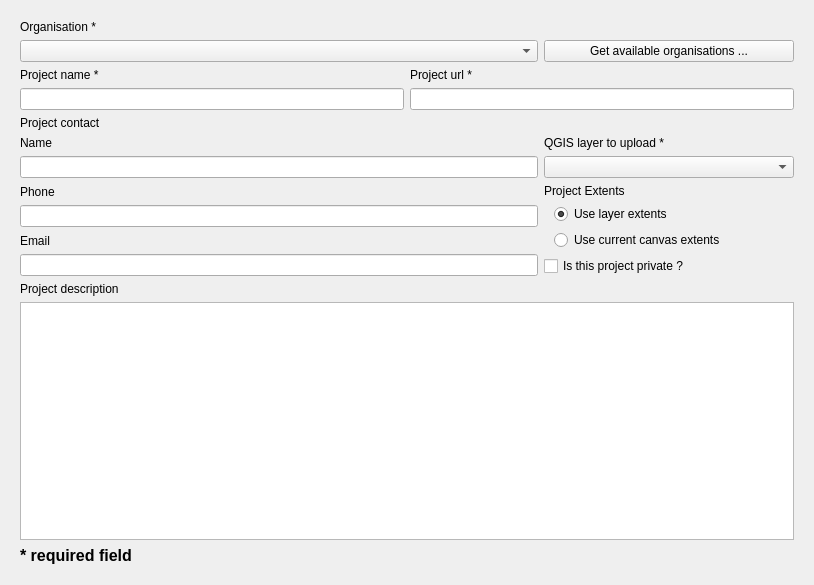
Old version of the form cadasta/gui/ui/wizard/step_project_creation01.ui in the repository Cadasta/cadasta-qgis-plugin.
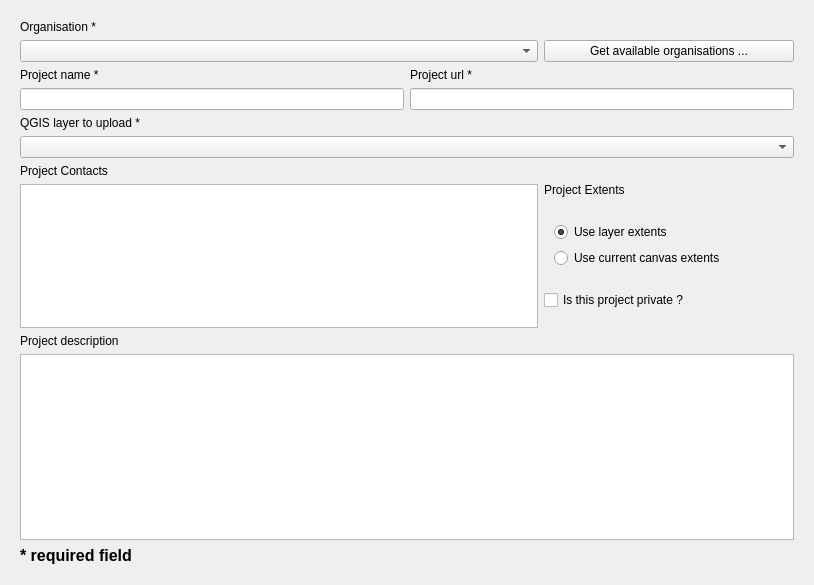
New version of the form. Custom widgets are drawn as their Qt base class.

Commit message:
Add contact multiple selection list
Formatting variables

```diff
--- a/cadasta/gui/ui/wizard/step_project_creation01.ui
+++ b/cadasta/gui/ui/wizard/step_project_creation01.ui
@@ -103,24 +103,16 @@
          </item>
         </layout>
        </item>
-       <item>
-        <widget class="QLabel" name="label_6">
-         <property name="text">
-          <string>Project contact</string>
-         </property>
-        </widget>
-       </item>
        <item>
         <layout class="QHBoxLayout" name="horizontalLayout_4">
-         <item>
-          <widget class="QLabel" name="label_3">
-           <property name="text">
-            <string>Name</string>
-           </property>
-          </widget>
-         </item>
          <item>
           <widget class="QLabel" name="label_5">
+           <property name="sizePolicy">
+            <sizepolicy hsizetype="Preferred" vsizetype="Preferred">
+             <horstretch>0</horstretch>
+             <verstretch>0</verstretch>
+            </sizepolicy>
+           </property>
            <property name="minimumSize">
             <size>
              <width>250</width>
@@ -129,22 +121,25 @@
            </property>
            <property name="maximumSize">
             <size>
-             <width>200</width>
+             <width>9999</width>
              <height>16777215</height>
             </size>
            </property>
+           <property name="layoutDirection">
+            <enum>Qt::LeftToRight</enum>
+           </property>
            <property name="text">
             <string>QGIS layer to upload *</string>
            </property>
+           <property name="alignment">
+            <set>Qt::AlignLeading|Qt::AlignLeft|Qt::AlignVCenter</set>
+           </property>
           </widget>
          </item>
         </layout>
        </item>
        <item>
         <layout class="QHBoxLayout" name="horizontalLayout_5">
-         <item>
-          <widget class="QLineEdit" name="contact_name_text"/>
-         </item>
          <item>
           <widget class="QgsMapLayerComboBox" name="qgis_layer_box">
            <property name="minimumSize">
@@ -155,7 +150,7 @@
            </property>
            <property name="maximumSize">
             <size>
-             <width>200</width>
+             <width>9999</width>
              <height>16777215</height>
             </size>
            </property>
@@ -168,25 +163,28 @@
          <item>
           <layout class="QVBoxLayout" name="verticalLayout_7">
            <item>
-            <widget class="QLabel" name="label_10">
+            <widget class="QLabel" name="label_3">
              <property name="text">
-              <string>Phone </string>
+              <string>Project Contacts</string>
              </property>
             </widget>
            </item>
            <item>
-            <widget class="QLineEdit" name="contact_phone_text"/>
-           </item>
-           <item>
-            <widget class="QLabel" name="label_12">
-             <property name="text">
-              <string>Email</string>
+            <widget class="QListWidget" name="project_contact_list">
+             <property name="minimumSize">
+              <size>
+               <width>0</width>
+               <height>0</height>
+              </size>
              </property>
+             <property name="maximumSize">
+              <size>
+               <width>99999</width>
+               <height>150</height>
+              </size>
+             </property>
             </widget>
            </item>
-           <item>
-            <widget class="QLineEdit" name="contact_email_text"/>
-           </item>
           </layout>
          </item>
          <item>
@@ -202,7 +200,7 @@
              <property name="maximumSize">
               <size>
                <width>250</width>
-               <height>16777215</height>
+               <height>20</height>
               </size>
              </property>
              <property name="text">
```
Left out of the diff: 2 changed lines with no effect on the pictures. The commit also changes 2 other files.
